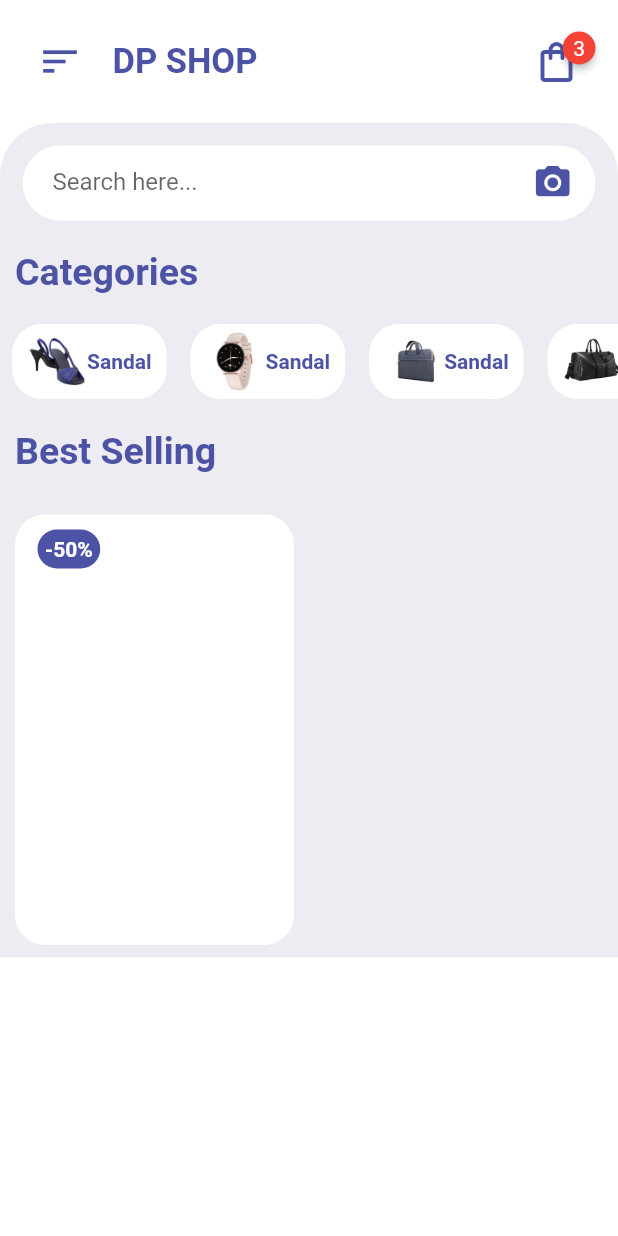
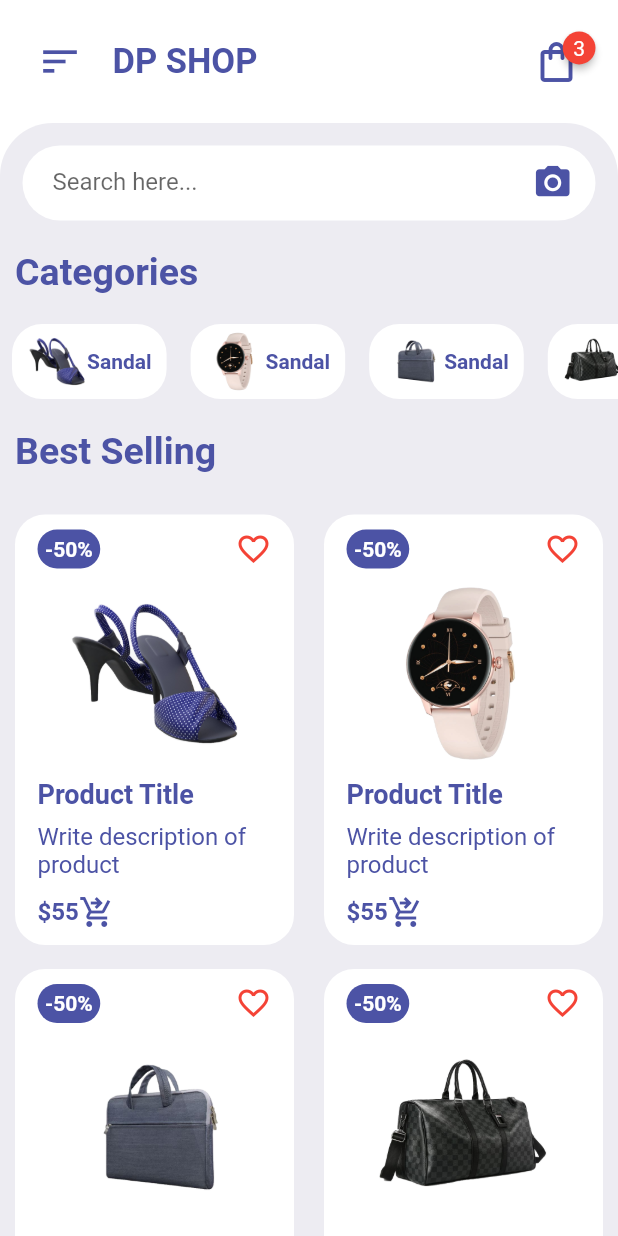
Before and after one commit to DoomMangoes/ShoppingAppUI, a Flutter app: the screen it shows after launch, on a phone screen of 412 x 824 dp. Run offline on Flutter 3.47's test engine with Material 2 defaults, Android fonts, the phone set to English and light mode, and no system bars; drawn by our look-alikes of badges.

Commit message:
improved items widget

```diff
--- a/lib/widgets/ItemsWidget.dart
+++ b/lib/widgets/ItemsWidget.dart
@@ -5,10 +5,12 @@ class ItemsWidget extends StatelessWidget {
   Widget build(BuildContext context) {
     return GridView.count(
       childAspectRatio: 0.68,
-      //physics: NeverScrollableScrollPhysics(),
+      //Disable gridview scroll physics and usses list view scroll instead
+      physics: NeverScrollableScrollPhysics(),
       crossAxisCount: 2,
       shrinkWrap: true,
       children: [
+        for (int i = 1; i < 8; i++)
           Container(
             padding: EdgeInsets.only(left: 15, right: 15, top: 10),
             margin: EdgeInsets.symmetric(vertical: 8, horizontal: 10),
@@ -36,8 +38,64 @@ class ItemsWidget extends StatelessWidget {
                         ),
                       ),
                     ),
+                    Icon(
+                      Icons.favorite_border,
+                      color: Colors.red,
+                    )
                   ],
-              )
+                ),
+                InkWell(
+                  onTap: () {},
+                  child: Container(
+                    margin: EdgeInsets.all(10),
+                    child: Image.asset(
+                      "images/$i.png",
+                      height: 120,
+                      width: 120,
+                    ),
+                  ),
+                ),
+                Container(
+                  padding: EdgeInsets.only(bottom: 8),
+                  alignment: Alignment.centerLeft,
+                  child: Text(
+                    "Product Title",
+                    style: TextStyle(
+                      fontSize: 18,
+                      color: Color(0xFF4C53A5),
+                      fontWeight: FontWeight.bold,
+                    ),
+                  ),
+                ),
+                Container(
+                  alignment: Alignment.centerLeft,
+                  child: Text(
+                    "Write description of product",
+                    style: TextStyle(
+                      fontSize: 16,
+                      color: Color(0xFF4C53A5),
+                    ),
+                  ),
+                ),
+                Padding(
+                  padding: EdgeInsets.symmetric(vertical: 10),
+                  child: Row(
+                    children: [
+                      Text(
+                        "\$55",
+                        style: TextStyle(
+                          fontSize: 16,
+                          color: Color(0xFF4C53A5),
+                          fontWeight: FontWeight.bold,
+                        ),
+                      ),
+                      Icon(
+                        Icons.shopping_cart_checkout,
+                        color: Color(0xFF4C53A5),
+                      ),
+                    ],
+                  ),
+                ),
               ],
             ),
           ),
```
Lines whose indentation alone changed are shown as unchanged.
